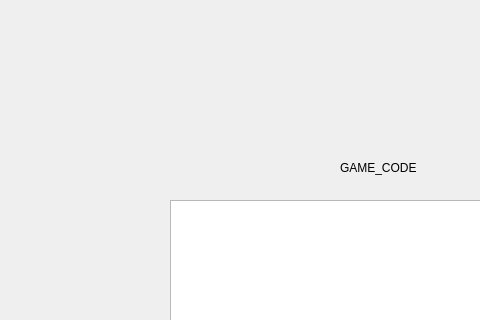
First picture: the form in Client/Client/Client/WaitingRoom.ui, repository ElenaLaura366/ProjectModernCpp, before the edit; both pictures show x 0 to 480 and y 0 to 320 of the 1200 by 700 pixel window.
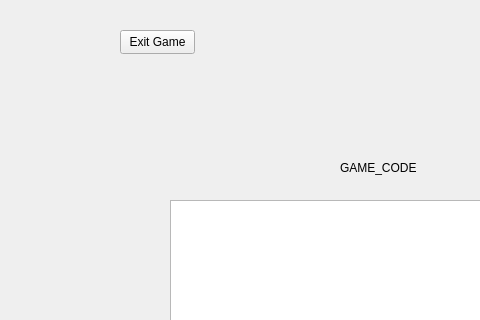
Second picture: the form after the edit.

Commit message: I implemented the method to add the current game to data base and the game history

The edit to the form file:
```diff
--- a/Client/Client/Client/WaitingRoom.ui
+++ b/Client/Client/Client/WaitingRoom.ui
@@ -104,6 +104,19 @@
     <enum>Qt::LeftToRight</enum>
    </property>
   </widget>
+  <widget class="QPushButton" name="exitGameBtn">
+   <property name="geometry">
+    <rect>
+     <x>120</x>
+     <y>30</y>
+     <width>75</width>
+     <height>24</height>
+    </rect>
+   </property>
+   <property name="text">
+    <string>Exit Game</string>
+   </property>
+  </widget>
  </widget>
  <layoutdefault spacing="6" margin="11"/>
  <resources/>
```
The commit also changes 15 other files.
